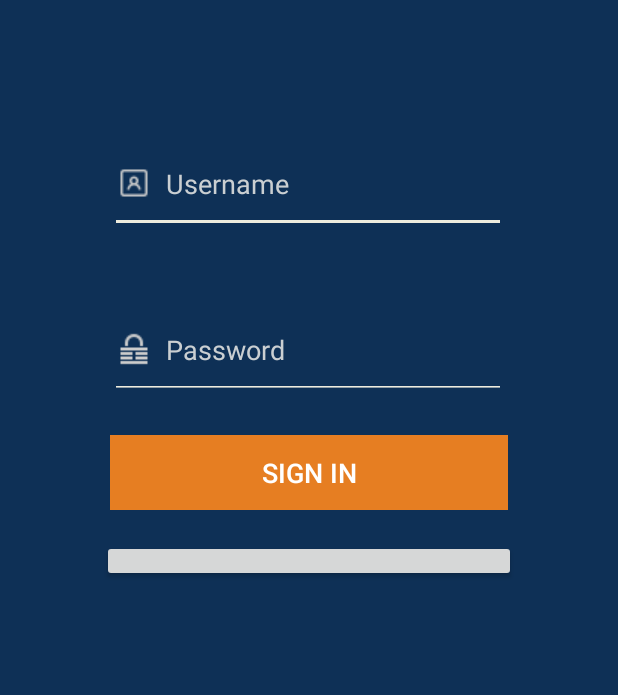
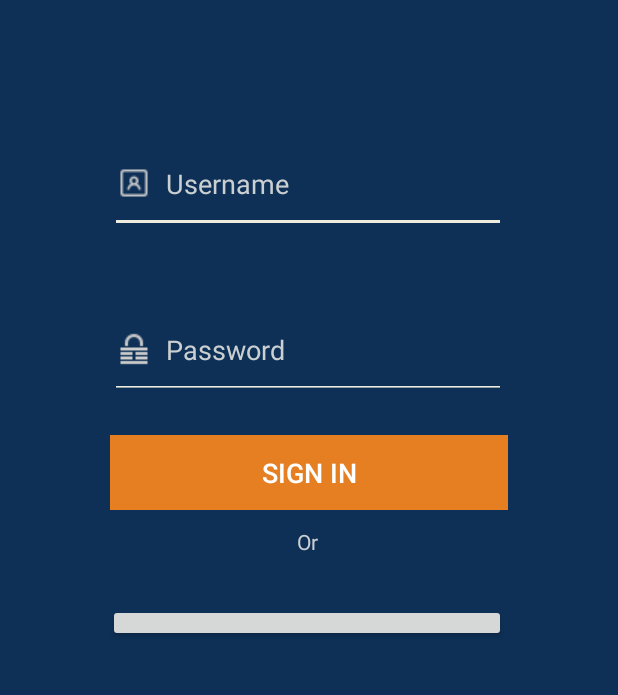
Before and after one commit to PseudoInsanity/Aasfalis, an Android app: the layout fragment_login.xml on its own in the app's theme, with its tools: preview values and no code run, on a phone screen of 412 x 824 dp, the part 441-1136 px from its top. Run offline under Robolectric (Android 15) with nearby library versions, the phone set to English and light mode, and no system bars; plain views replace LoginButton.

Commit message:
Started adding fb functionality cont.

```diff
--- a/app/build.gradle
+++ b/app/build.gradle
@@ -29,6 +29,8 @@ dependencies {
     implementation 'com.facebook.android:facebook-login:[4,5)'
     implementation 'com.android.support.constraint:constraint-layout:1.1.3'
     implementation 'com.google.android.gms:play-services-maps:16.1.0'
+    implementation 'com.github.bumptech.glide:glide:4.8.0'
+    annotationProcessor 'com.github.bumptech.glide:compiler:4.8.0'
     testImplementation 'junit:junit:4.12'
     androidTestImplementation 'com.android.support.test:runner:1.0.2'
     androidTestImplementation 'com.android.support.test.espresso:espresso-core:3.0.2'
--- a/app/src/main/res/layout/fragment_login.xml
+++ b/app/src/main/res/layout/fragment_login.xml
@@ -80,8 +80,8 @@
 
     <com.facebook.login.widget.LoginButton
         android:id="@+id/login_button"
-        android:layout_width="276dp"
-        android:layout_height="28dp"
+        android:layout_width="265dp"
+        android:layout_height="25dp"
         android:layout_gravity="center_horizontal"
         android:layout_marginStart="162dp"
         android:layout_marginTop="20dp"
@@ -89,7 +89,24 @@
         android:layout_marginBottom="89dp"
         app:layout_constraintBottom_toBottomOf="parent"
         app:layout_constraintEnd_toEndOf="parent"
-        app:layout_constraintHorizontal_bias="0.502"
+        app:layout_constraintHorizontal_bias="0.508"
+        app:layout_constraintStart_toStartOf="parent"
+        app:layout_constraintTop_toBottomOf="@+id/loginButton"
+        app:layout_constraintVertical_bias="0.772" />
+
+    <TextView
+        android:id="@+id/textView2"
+        android:layout_width="wrap_content"
+        android:layout_height="wrap_content"
+        android:layout_marginStart="198dp"
+        android:layout_marginTop="11dp"
+        android:layout_marginEnd="199dp"
+        android:layout_marginBottom="8dp"
+        android:text="Or"
+        android:textColor="#CACFD2"
+        app:layout_constraintBottom_toTopOf="@+id/login_button"
+        app:layout_constraintEnd_toEndOf="parent"
+        app:layout_constraintHorizontal_bias="0.0"
         app:layout_constraintStart_toStartOf="parent"
         app:layout_constraintTop_toBottomOf="@+id/loginButton"
         app:layout_constraintVertical_bias="0.0" />
```
Also changed, not shown: app/src/main/java/com/softwareengineering/aasfalis/fragments/LoginFragment.java (+66 -2 lines).
